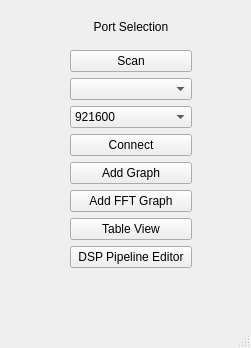
Qt form mainwindow.ui (eraydurak35/SerialPlotter) before a commit.
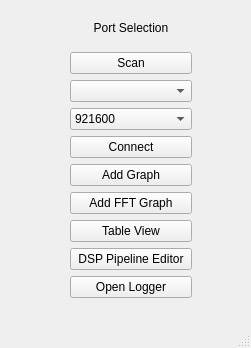
The same form after that commit.

Patch:
```diff
--- a/mainwindow.ui
+++ b/mainwindow.ui
@@ -20,7 +20,7 @@
       <x>70</x>
       <y>10</y>
       <width>122</width>
-      <height>258</height>
+      <height>288</height>
      </rect>
     </property>
     <layout class="QVBoxLayout" name="verticalLayout">
@@ -148,6 +148,13 @@
        </property>
       </widget>
      </item>
+     <item>
+      <widget class="QPushButton" name="openLogger">
+       <property name="text">
+        <string>Open Logger</string>
+       </property>
+      </widget>
+     </item>
     </layout>
    </widget>
   </widget>
```
